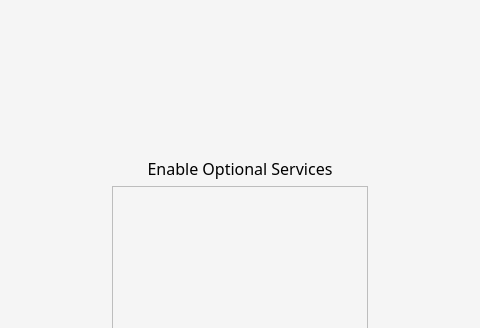
Above: src-qt5/pc-firstbootgui/firstboot.ui from trueos/pcbsd before the change; both pictures show x 160 to 640 and y 0 to 328 of the 800 by 600 pixel window. Below: the same form after it.
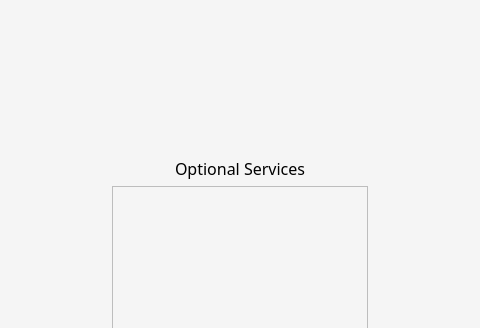
That is the form after the change. The open tabs and pages were chosen to show the change. Icons and pictures are not drawn.

Commit message: Re-word some of the text on the services page to make it clearer.

The edit to the form file:
```diff
--- a/src-qt5/pc-firstbootgui/firstboot.ui
+++ b/src-qt5/pc-firstbootgui/firstboot.ui
@@ -1580,7 +1580,7 @@
            </font>
           </property>
           <property name="text">
-           <string>Enable Optional Services</string>
+           <string>Optional Services</string>
           </property>
           <property name="alignment">
            <set>Qt::AlignCenter</set>
```
Left out of the diff: 2 changed lines with no effect on the pictures. The commit also changes 1 other file.
